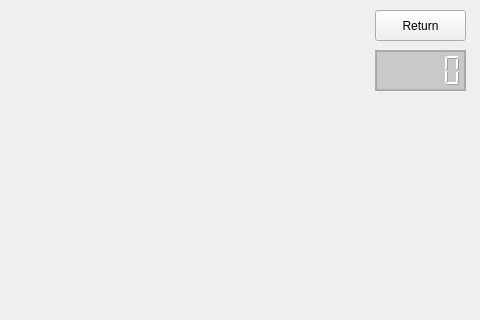
Old version of the form gamewidget.ui in the repository Lincest/Qt-Gobang; both pictures show x 215 to 695 and y 0 to 320 of the 695 by 484 pixel window.
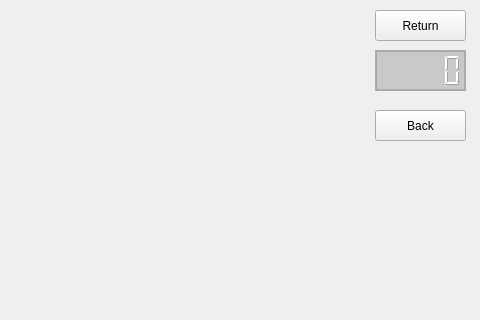
New version of the form.

```diff
--- a/gamewidget.ui
+++ b/gamewidget.ui
@@ -106,6 +106,22 @@
 color: rgb(255, 255, 255);</string>
    </property>
   </widget>
+  <widget class="QPushButton" name="pushButton_Return_Back">
+   <property name="geometry">
+    <rect>
+     <x>590</x>
+     <y>110</y>
+     <width>91</width>
+     <height>31</height>
+    </rect>
+   </property>
+   <property name="styleSheet">
+    <string notr="true">font: 10pt &quot;微软雅黑&quot;;</string>
+   </property>
+   <property name="text">
+    <string>Back</string>
+   </property>
+  </widget>
  </widget>
  <resources/>
  <connections/>
```
